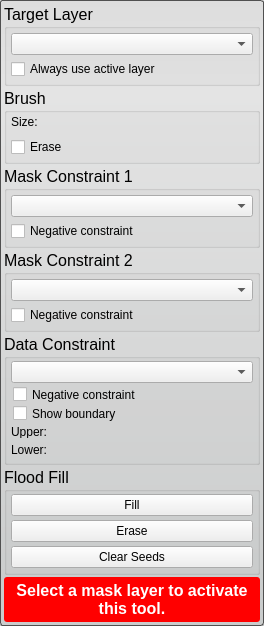
Above: src/Interface/ToolInterface/PaintToolInterface.ui from SCIInstitute/Seg3D before the change. Below: the same form after it.
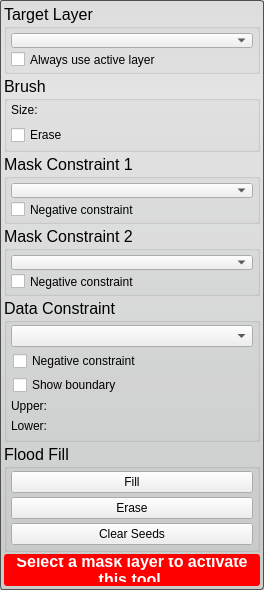
That is the form after the change. Custom widgets are drawn as their Qt base class.

Commit message: updates to the Cmake files to remove warnings on Externals updated the SingleTargetTool so that it can handle setting the validity properly for tools and filters that have more than one required combobox. updated all the tool and filter UI's

Patch:
```diff
--- a/src/Interface/ToolInterface/PaintToolInterface.ui
+++ b/src/Interface/ToolInterface/PaintToolInterface.ui
@@ -7,7 +7,7 @@
     <x>0</x>
     <y>0</y>
     <width>264</width>
-    <height>624</height>
+    <height>588</height>
    </rect>
   </property>
   <property name="sizePolicy">
@@ -40,6 +40,18 @@
    </property>
    <item>
     <widget class="QGroupBox" name="target_groupbox_">
+     <property name="minimumSize">
+      <size>
+       <width>0</width>
+       <height>70</height>
+      </size>
+     </property>
+     <property name="maximumSize">
+      <size>
+       <width>16777215</width>
+       <height>70</height>
+      </size>
+     </property>
      <property name="title">
       <string>Target Layer</string>
      </property>
@@ -149,6 +161,12 @@
    </item>
    <item>
     <widget class="QGroupBox" name="mask_constraint_groupbox_">
+     <property name="maximumSize">
+      <size>
+       <width>16777215</width>
+       <height>70</height>
+      </size>
+     </property>
      <property name="title">
       <string>Mask Constraint 1</string>
      </property>
@@ -199,6 +217,12 @@
    </item>
    <item>
     <widget class="QGroupBox" name="groupBox_2">
+     <property name="maximumSize">
+      <size>
+       <width>16777215</width>
+       <height>70</height>
+      </size>
+     </property>
      <property name="title">
       <string>Mask Constraint 2</string>
      </property>
@@ -455,6 +479,12 @@
        <height>32</height>
       </size>
      </property>
+     <property name="maximumSize">
+      <size>
+       <width>16777215</width>
+       <height>32</height>
+      </size>
+     </property>
      <property name="styleSheet">
       <string notr="true">QLabel#message_{
   color: white;
@@ -492,12 +522,6 @@
   </layout>
  </widget>
  <customwidgets>
-  <customwidget>
-   <class>QtUtils::QtSliderDoubleCombo</class>
-   <extends>QWidget</extends>
-   <header location="global">QtUtils/Widgets/QtSliderDoubleCombo.h</header>
-   <container>1</container>
-  </customwidget>
   <customwidget>
    <class>QtUtils::QtDropableComboBox</class>
    <extends>QComboBox</extends>
@@ -509,6 +533,12 @@
    <header location="global">QtUtils/Widgets/QtSliderIntCombo.h</header>
    <container>1</container>
   </customwidget>
+  <customwidget>
+   <class>QtUtils::QtSliderDoubleCombo</class>
+   <extends>QWidget</extends>
+   <header location="global">QtUtils/Widgets/QtSliderDoubleCombo.h</header>
+   <container>1</container>
+  </customwidget>
  </customwidgets>
  <resources/>
  <connections/>
```
The commit also changes 34 other files.
